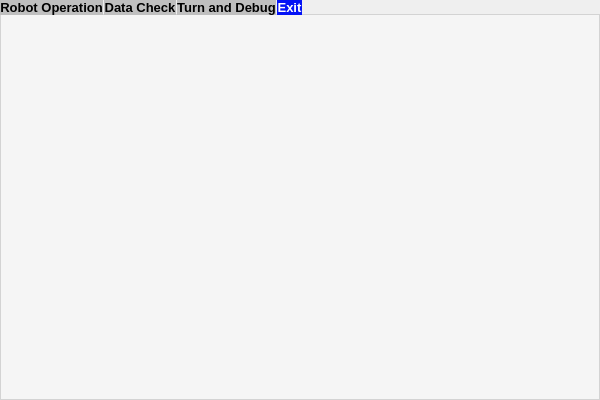
First picture: the form in views/MainWindow/ui/mainwindow.ui, repository Erjomee/AM_GUI, before the edit.
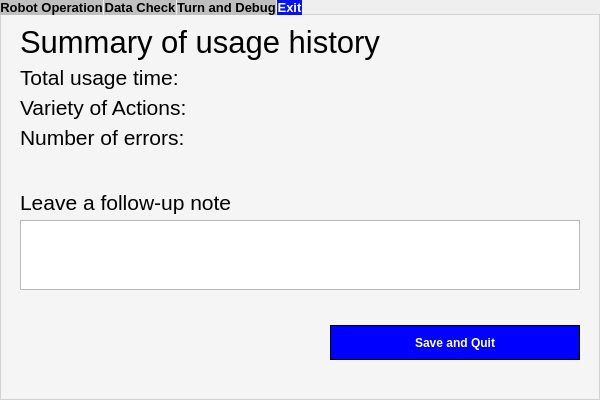
Second picture: the form after the edit. The open tabs and pages were chosen to show the change. Icons and pictures are not drawn.

Commit message: +Adding exit tab to UI

```diff
--- a/views/MainWindow/ui/mainwindow.ui
+++ b/views/MainWindow/ui/mainwindow.ui
@@ -2500,6 +2500,216 @@
    <attribute name="title">
     <string>Exit</string>
    </attribute>
+   <layout class="QVBoxLayout" name="verticalLayout_19">
+    <item>
+     <layout class="QVBoxLayout" name="verticalLayout_7" stretch="3,1,1,1,0,1,5,0,2">
+      <property name="spacing">
+       <number>5</number>
+      </property>
+      <property name="leftMargin">
+       <number>10</number>
+      </property>
+      <property name="topMargin">
+       <number>0</number>
+      </property>
+      <property name="rightMargin">
+       <number>10</number>
+      </property>
+      <property name="bottomMargin">
+       <number>30</number>
+      </property>
+      <item>
+       <widget class="QLabel" name="label_27">
+        <property name="styleSheet">
+         <string notr="true">font-size:23pt;</string>
+        </property>
+        <property name="text">
+         <string>Summary of usage history</string>
+        </property>
+       </widget>
+      </item>
+      <item>
+       <widget class="QLabel" name="label_42">
+        <property name="styleSheet">
+         <string notr="true">QLabel {
+	font:16pt;
+}</string>
+        </property>
+        <property name="text">
+         <string>Total usage time: </string>
+        </property>
+       </widget>
+      </item>
+      <item>
+       <widget class="QLabel" name="label_41">
+        <property name="styleSheet">
+         <string notr="true">QLabel {
+	font:16pt;
+}</string>
+        </property>
+        <property name="text">
+         <string>Variety of Actions: </string>
+        </property>
+       </widget>
+      </item>
+      <item>
+       <widget class="QLabel" name="label_40">
+        <property name="styleSheet">
+         <string notr="true">QLabel {
+	font:16pt;
+}</string>
+        </property>
+        <property name="text">
+         <string>Number of errors: </string>
+        </property>
+       </widget>
+      </item>
+      <item>
+       <spacer name="verticalSpacer_13">
+        <property name="orientation">
+         <enum>Qt::Vertical</enum>
+        </property>
+        <property name="sizeHint" stdset="0">
+         <size>
+          <width>20</width>
+          <height>50</height>
+         </size>
+        </property>
+       </spacer>
+      </item>
+      <item>
+       <widget class="QLabel" name="label_43">
+        <property name="styleSheet">
+         <string notr="true">QLabel {
+	font:16pt;
+}</string>
+        </property>
+        <property name="text">
+         <string>Leave a follow-up note</string>
+        </property>
+       </widget>
+      </item>
+      <item>
+       <widget class="QTextEdit" name="textEdit">
+        <property name="minimumSize">
+         <size>
+          <width>100</width>
+          <height>0</height>
+         </size>
+        </property>
+        <property name="maximumSize">
+         <size>
+          <width>16777215</width>
+          <height>1000</height>
+         </size>
+        </property>
+        <property name="cursor" stdset="0">
+         <cursorShape>IBeamCursor</cursorShape>
+        </property>
+        <property name="styleSheet">
+         <string notr="true">QTextEdit{
+	
+	font: 13pt &quot;MS Shell Dlg 2&quot;;
+}</string>
+        </property>
+        <property name="lineWrapMode">
+         <enum>QTextEdit::WidgetWidth</enum>
+        </property>
+       </widget>
+      </item>
+      <item>
+       <spacer name="verticalSpacer_12">
+        <property name="orientation">
+         <enum>Qt::Vertical</enum>
+        </property>
+        <property name="sizeType">
+         <enum>QSizePolicy::Fixed</enum>
+        </property>
+        <property name="sizeHint" stdset="0">
+         <size>
+          <width>20</width>
+          <height>30</height>
+         </size>
+        </property>
+       </spacer>
+      </item>
+      <item>
+       <layout class="QHBoxLayout" name="horizontalLayout_13" stretch="0,1">
+        <property name="spacing">
+         <number>0</number>
+        </property>
+        <property name="topMargin">
+         <number>0</number>
+        </property>
+        <property name="bottomMargin">
+         <number>0</number>
+        </property>
+        <item>
+         <spacer name="horizontalSpacer">
+          <property name="orientation">
+           <enum>Qt::Horizontal</enum>
+          </property>
+          <property name="sizeHint" stdset="0">
+           <size>
+            <width>500</width>
+            <height>20</height>
+           </size>
+          </property>
+         </spacer>
+        </item>
+        <item>
+         <widget class="QPushButton" name="force_quit_button_3">
+          <property name="minimumSize">
+           <size>
+            <width>250</width>
+            <height>35</height>
+           </size>
+          </property>
+          <property name="maximumSize">
+           <size>
+            <width>450</width>
+            <height>100</height>
+           </size>
+          </property>
+          <property name="baseSize">
+           <size>
+            <width>0</width>
+            <height>5004</height>
+           </size>
+          </property>
+          <property name="cursor">
+           <cursorShape>PointingHandCursor</cursorShape>
+          </property>
+          <property name="styleSheet">
+           <string notr="true">QPushButton{
+	 color: white;
+ 	border : none;
+	font: 12pt &quot;MS Shell Dlg 2&quot;;
+	font-weight: bold;
+	background-color : none
+}
+
+QWidget{
+ background-color: blue;
+border: 1px solid black
+}
+
+QWidget:hover{
+  cursor: pointer;
+	background-color: rgb(0, 85, 255);
+}
+</string>
+          </property>
+          <property name="text">
+           <string>Save and Quit</string>
+          </property>
+         </widget>
+        </item>
+       </layout>
+      </item>
+     </layout>
+    </item>
+   </layout>
   </widget>
  </widget>
  <resources/>
```
Left out of the diff: 4 changed lines with no effect on the pictures.
